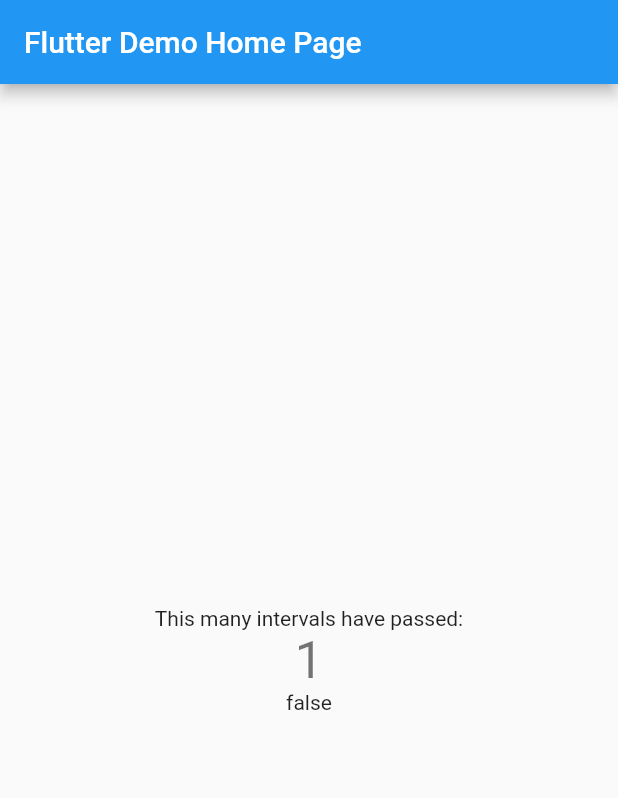
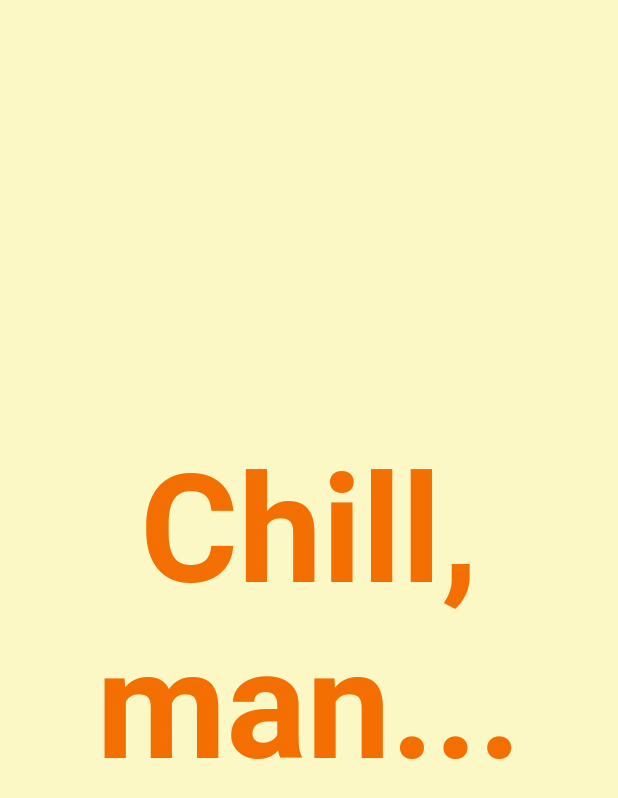
Before and after one commit to spicasoftware/retropanic, a Flutter app: the screen it shows after launch, on a phone screen of 412 x 824 dp. Shown: the top 798 px of the screen. Run offline on Flutter 3.47's test engine with Material 2 defaults, Android fonts, the light colour scheme and no system bars; our stand-ins replace flutter_local_notifications, rxdart; missing offline and left inert: workmanager.

Commit message:
UI configuration and color scheme implementation

```diff
--- a/lib/app.dart
+++ b/lib/app.dart
@@ -9,18 +9,8 @@ class MyApp extends StatelessWidget {
     return MaterialApp(
       title: 'Flutter Demo',
       theme: ThemeData(
-        // This is the theme of your application.
-        //
-        // Try running your application with "flutter run". You'll see the
-        // application has a blue toolbar. Then, without quitting the app, try
-        // changing the primarySwatch below to Colors.green and then invoke
-        // "hot reload" (press "r" in the console where you ran "flutter run",
-        // or simply save your changes to "hot reload" in a Flutter IDE).
-        // Notice that the counter didn't reset back to zero; the application
-        // is not restarted.
-        primarySwatch: Colors.blue,
       ),
-      home: MyHomePage(title: 'Flutter Demo Home Page'),
+      home: MyHomePage(title: 'RetroPanic'),
     );
   }
 }
--- /dev/null
+++ b/lib/components/uiHelper.dart
@@ -0,0 +1,25 @@
+import 'package:flutter/material.dart';
+
+String mainUIText (status) {
+  if (status) {
+    return 'OMG PANIC!';
+  } else {
+    return 'Chill, man...';
+  }
+}
+
+Color mainUITextColor (status) {
+  if (status) {
+    return Color(0xFFFFD80C);
+  } else {
+    return Color(0xFFF46F01);
+  }
+}
+
+Color mainUIBackgroundColor (status) {
+  if (status) {
+    return Color(0xFF060606);
+  } else {
+    return Color(0xFFFBF8C6);
+  }
+}
--- a/lib/screens/home.dart
+++ b/lib/screens/home.dart
@@ -1,7 +1,8 @@
 import 'package:flutter/material.dart';
 import 'dart:async';
 import 'package:workmanager/workmanager.dart';
-import '../components/ffi.dart';
+import 'package:retropanic/components/uiHelper.dart';
+import 'package:retropanic/components/ffi.dart';
 
 
 class MyHomePage extends StatefulWidget {
@@ -23,11 +24,13 @@ class MyHomePage extends StatefulWidget {
 }
 
 class _MyHomePageState extends State<MyHomePage> {
-  int _counter = 1;
   bool _newStatus;
-  bool _status = ffiCurrentStatus();
+  static bool _status = ffiCurrentStatus();
   Timer _timer;
   int nextCheck = 15;
+  String _uIText = mainUIText(_status);
+  Color _textColor = mainUITextColor(_status);
+  Color _backgroundColor = mainUIBackgroundColor(_status);
 
   //Initialize timer to call ffiTest every 15 seconds
   @override
@@ -43,7 +46,11 @@ class _MyHomePageState extends State<MyHomePage> {
         if (_newStatus != _status) {
           _status = _newStatus;
        }
-        _counter++;
+
+        _uIText = mainUIText(_status);
+        _textColor = mainUITextColor(_status);
+        _backgroundColor = mainUIBackgroundColor(_status);
+
       });
    });
     super.initState();
@@ -58,17 +65,18 @@ class _MyHomePageState extends State<MyHomePage> {
   @override
   Widget build(BuildContext context) {
     // This method is rerun every time setState is called, for instance as done
-    // by the _incrementCounter method above.
+    // by the _incrementCounter method uIText = 'Chill, man...'above.
     //
     // The Flutter framework has been optimized to make rerunning build methods
     // fast, so that you can just rebuild anything that needs updating rather
     // than having to individually change instances of widgets.
     return Scaffold(
-      appBar: AppBar(
+/*      appBar: AppBar(
         // Here we take the value from the MyHomePage object that was created by
         // the App.build method, and use it to set our appbar title.
         title: Text(widget.title),
-      ),
+      ),*/
+      backgroundColor: _backgroundColor,
       body: Center(
         // Center is a layout widget. It takes a single child and positions it
         // in the middle of the parent.
@@ -89,24 +97,21 @@ class _MyHomePageState extends State<MyHomePage> {
           // horizontal).
           mainAxisAlignment: MainAxisAlignment.center,
           children: <Widget>[
-            Text(
-              'This many intervals have passed:',
+
+            Center(
+              child: Text(
+                '$_uIText',
+                textAlign: TextAlign.center,
+                style: TextStyle(
+                  color: _textColor,
+                  fontWeight: FontWeight.bold,
+                  fontSize: 100,
+                ),
+              ),
             ),
-            Text(
-              '$_counter',
-              style: Theme.of(context).textTheme.headline4,
-            ),
-            Text(
-              '$_status'
-            )
           ],
         ),
       ),
-      //floatingActionButton: FloatingActionButton(
-        //onPressed: _incrementCounter,
-        //tooltip: 'Increment',
-        //child: Icon(Icons.add),
-      ); // This trailing comma makes auto-formatting nicer for build methods.
-    //);
+    );
   }
 }
```
Also changed, not shown: lib/components/notificationHelper.dart (+0 -20 lines).
